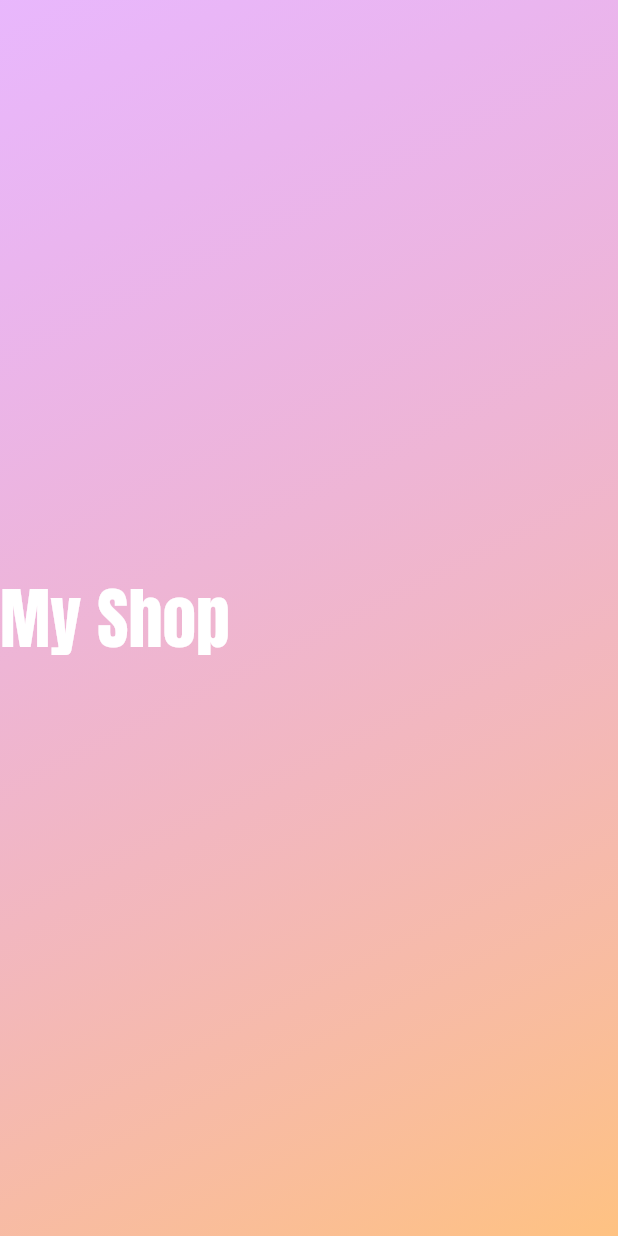
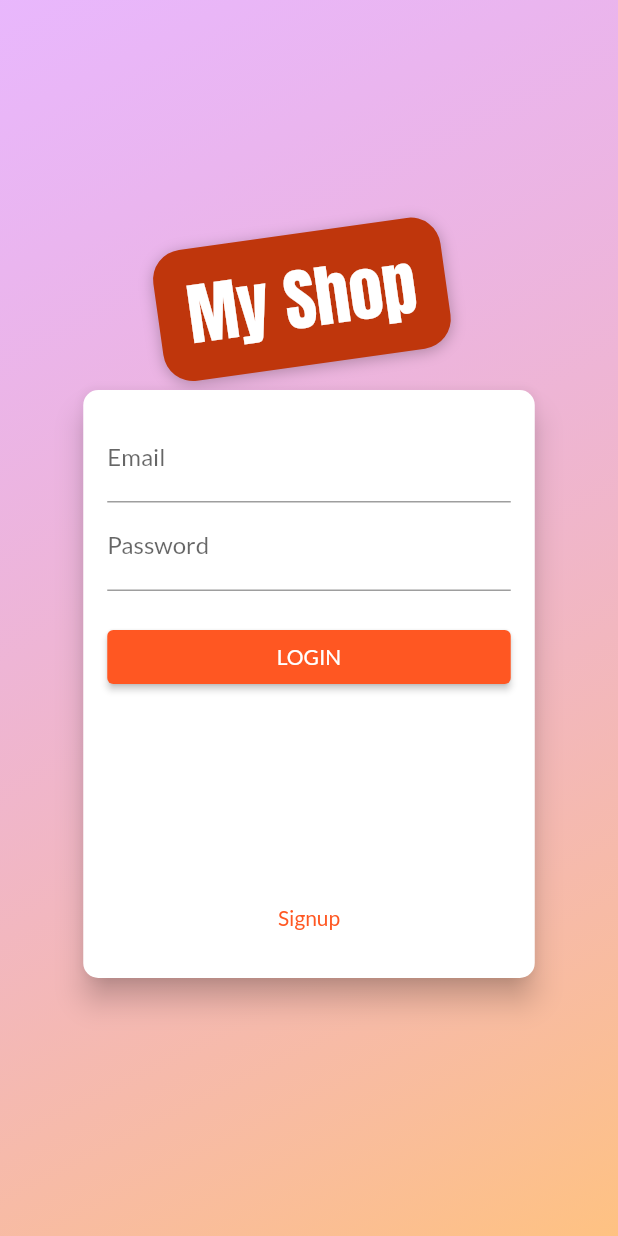
Before and after one commit to EduardoRenz/flutter-shop-app, a Flutter app: the screen it shows after launch, on a phone screen of 412 x 824 dp. Run offline on Flutter 3.47's test engine with Material 2 defaults, Android fonts, the phone set to English and light mode, and no system bars; our stand-ins replace uni_links.

Commit message:
preparing login

```diff
--- /dev/null
+++ b/lib/components/auth_form.dart
@@ -0,0 +1,135 @@
+import 'package:flutter/material.dart';
+
+enum AuthMode { login, signup }
+
+class AuthForm extends StatefulWidget {
+  const AuthForm({Key? key}) : super(key: key);
+
+  @override
+  State<AuthForm> createState() => _AuthFormState();
+}
+
+class _AuthFormState extends State<AuthForm> {
+  final _passwordController = TextEditingController();
+  final _formKey = GlobalKey<FormState>();
+  bool _isLoading = false;
+
+  AuthMode _authMode = AuthMode.login;
+  final Map<String, String> _authData = {
+    'email': '',
+    'password': '',
+  };
+
+  bool _isLogin() => _authMode == AuthMode.login;
+  bool _isSignup() => _authMode == AuthMode.signup;
+
+  void _submit() {
+    bool isValid = _formKey.currentState?.validate() ?? false;
+
+    if (!isValid) return;
+
+    setState(() {
+      _isLoading = true;
+    });
+
+    _formKey.currentState?.save();
+
+    if (_isLogin()) {
+      // _login();
+    } else {
+      //_signup();
+    }
+
+    setState(() {
+      _isLoading = true;
+    });
+  }
+
+  @override
+  Widget build(BuildContext context) {
+    final deviceSize = MediaQuery.of(context).size;
+    return SizedBox(
+      height: 400,
+      width: deviceSize.width * 0.75,
+      child: Card(
+        elevation: 8,
+        shape: RoundedRectangleBorder(borderRadius: BorderRadius.circular(10)),
+        child: Container(
+          padding: const EdgeInsets.all(16),
+          child: Form(
+            key: _formKey,
+            child: Column(children: [
+              TextFormField(
+                decoration: const InputDecoration(
+                  labelText: 'Email',
+                ),
+                keyboardType: TextInputType.emailAddress,
+                onSaved: (email) => _authData['email'] = email ?? '',
+                validator: (_email) {
+                  if (_email == null) {
+                    return 'Please enter a valid email';
+                  }
+                  // regex to match valid email
+                  final regex = RegExp(
+                      r"^[a-zA-Z0-9.a-zA-Z0-9.!#$%&'*+-/=?^_`{|}~]+@[a-zA-Z0-9]+\.[a-zA-Z]+");
+                  if (!regex.hasMatch(_email)) {
+                    return 'Please enter a valid email';
+                  }
+                  return null;
+                },
+              ),
+              TextFormField(
+                decoration: const InputDecoration(
+                  labelText: 'Password',
+                ),
+                obscureText: true,
+                onSaved: (password) => _authData['password'] = password ?? '',
+                controller: _passwordController,
+                validator: (_password) => (_password != null &&
+                        (_password.isEmpty || _password.length < 6))
+                    ? 'Password must be at least 6 characters'
+                    : null,
+              ),
+              if (_isSignup())
+                TextFormField(
+                  decoration: const InputDecoration(
+                    labelText: 'Confirm Password',
+                  ),
+                  obscureText: true,
+                  validator: _isLogin()
+                      ? null
+                      : (_password) {
+                          if (_password != _passwordController.text) {
+                            return 'Passwords do not match';
+                          }
+                          return null;
+                        },
+                ),
+              const SizedBox(height: 20),
+              if (_isLoading)
+                const CircularProgressIndicator()
+              else
+                SizedBox(
+                  width: deviceSize.width * 0.7,
+                  child: ElevatedButton(
+                    onPressed: _submit,
+                    child: Text(_authMode.name.toUpperCase()),
+                  ),
+                ),
+              const Spacer(),
+              TextButton(
+                  onPressed: () {
+                    setState(() {
+                      _authMode = _authMode == AuthMode.login
+                          ? AuthMode.signup
+                          : AuthMode.login;
+                    });
+                  },
+                  child: Text(_isLogin() ? 'Signup' : 'Login')),
+            ]),
+          ),
+        ),
+      ),
+    );
+  }
+}
--- a/lib/screens/auth_screen.dart
+++ b/lib/screens/auth_screen.dart
@@ -1,4 +1,7 @@
+import 'dart:math';
+
 import 'package:flutter/material.dart';
+import 'package:shop/components/auth_form.dart';
 
 class AuthScreen extends StatelessWidget {
   const AuthScreen({Key? key}) : super(key: key);
@@ -14,14 +17,28 @@ class AuthScreen extends StatelessWidget {
             Color.fromRGBO(255, 188, 117, 0.9),
           ], begin: Alignment.topLeft, end: Alignment.bottomRight)),
         ),
-        Container(
+        SizedBox(
+          width: double.infinity,
           child: Column(
               crossAxisAlignment: CrossAxisAlignment.center,
               mainAxisAlignment: MainAxisAlignment.center,
               children: [
                 Container(
+                  padding:
+                      const EdgeInsets.symmetric(horizontal: 20, vertical: 10),
+                  transform: Matrix4.rotationZ(-8 * pi / 180)..translate(-10.0),
+                  decoration: BoxDecoration(
+                      borderRadius: BorderRadius.circular(20),
+                      color: Colors.deepOrange.shade900,
+                      boxShadow: const [
+                        BoxShadow(
+                            blurRadius: 8,
+                            offset: Offset(0, 2),
+                            color: Colors.black26)
+                      ]),
                   child: Text(
                     'My Shop',
+                    textAlign: TextAlign.center,
                     style: TextStyle(
                         fontSize: 45,
                         fontFamily: 'Anton',
@@ -30,7 +47,8 @@ class AuthScreen extends StatelessWidget {
                             .headline6!
                             .color),
                   ),
-                )
+                ),
+                AuthForm()
               ]),
         )
       ]),
```
